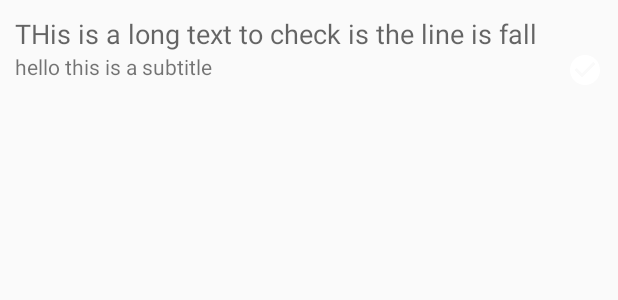
After one commit to tsherdiwala/Capstone-Project, an Android app: the layout item_widget.xml on its own in the app's theme, with its tools: preview values and no code run, on a phone screen of 412 x 824 dp. The commit adds this screen. Shown: the top 300 px of the screen. Run offline under Robolectric (Android 15) with nearby library versions, the phone set to English and light mode, and no system bars.

Commit message:
implement widget

```diff
--- /dev/null
+++ b/app/src/main/res/drawable/ic_answered_white.xml
@@ -0,0 +1,9 @@
+<vector xmlns:android="http://schemas.android.com/apk/res/android"
+        android:width="24dp"
+        android:height="24dp"
+        android:viewportWidth="24.0"
+        android:viewportHeight="24.0">
+    <path
+        android:fillColor="#FFFFFFFF"
+        android:pathData="M12,2C6.48,2 2,6.48 2,12s4.48,10 10,10 10,-4.48 10,-10S17.52,2 12,2zM10,17l-5,-5 1.41,-1.41L10,14.17l7.59,-7.59L19,8l-9,9z"/>
+</vector>
--- /dev/null
+++ b/app/src/main/res/layout/item_widget.xml
@@ -0,0 +1,38 @@
+<?xml version="1.0" encoding="utf-8"?>
+<RelativeLayout xmlns:android="http://schemas.android.com/apk/res/android"
+              xmlns:tools="http://schemas.android.com/tools"
+              android:id="@+id/ll_container"
+              android:layout_width="match_parent"
+              android:layout_height="wrap_content"
+              android:orientation="vertical"
+              android:padding="10dp">
+
+    <TextView
+        android:id="@android:id/text1"
+        android:layout_width="match_parent"
+        android:layout_height="wrap_content"
+        android:ellipsize="end"
+        android:maxLines="1"
+        android:text="THis is a long text to check is the line is fall"
+        android:textAppearance="?android:attr/textAppearanceMedium"/>
+
+    <ImageView
+        android:id="@+id/iv_is_answered"
+        android:layout_below="@android:id/text1"
+        android:layout_alignParentEnd="true"
+        android:layout_alignParentRight="true"
+        android:layout_width="wrap_content"
+        android:layout_height="wrap_content"
+        android:src="@drawable/ic_answered_white"/>
+
+    <TextView
+        android:layout_below="@android:id/text1"
+        android:id="@android:id/text2"
+        android:layout_width="match_parent"
+        android:layout_height="wrap_content"
+        android:textAppearance="?android:attr/textAppearanceSmall"
+        tools:text="hello this is a subtitle"
+        android:layout_toStartOf="@+id/iv_is_answered"
+        android:layout_toLeftOf="@+id/iv_is_answered"/>
+
+</RelativeLayout>
```
Also changed, not shown: app/src/main/AndroidManifest.xml (+19 -0 lines), app/src/main/java/com/knoxpo/stackyandroid/data/StackyProvider.java (+7 -0 lines), app/src/main/java/com/knoxpo/stackyandroid/services/WidgetService.java (added, +149 -0 lines), app/src/main/java/com/knoxpo/stackyandroid/widget/StackyWidget.java (+70 -1 lines), app/src/main/res/layout/widget_layout.xml (added, +23 -0 lines), app/src/main/res/xml/widget.xml (added, +9 -0 lines).
